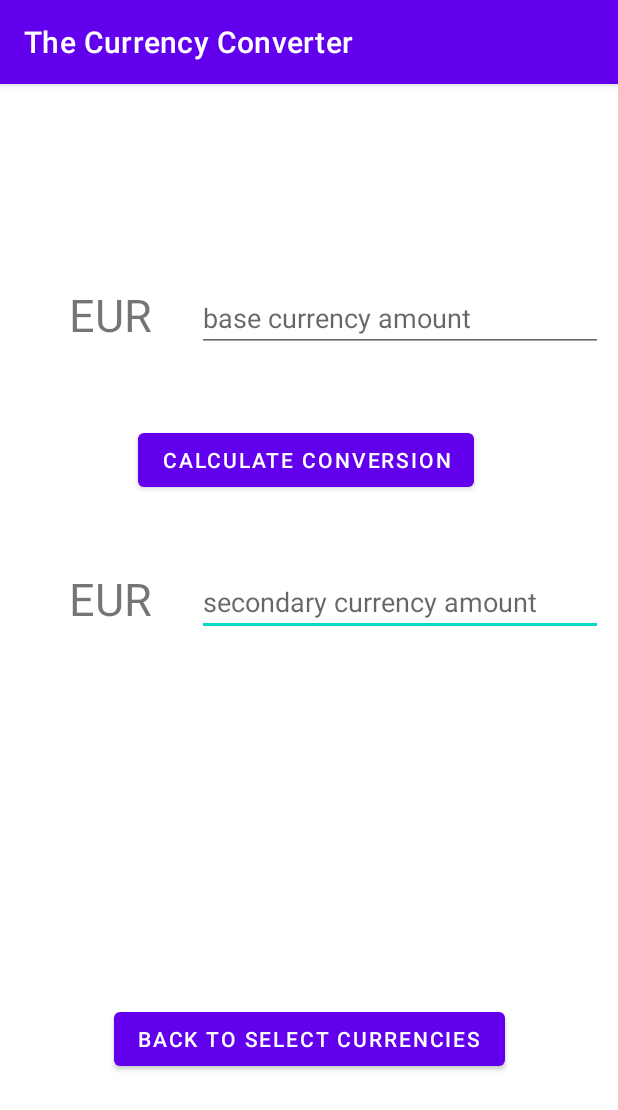
After one commit to jandrevl/CurrencyConverterApp, an Android app: the CurrencyCalculationActivity screen opened directly, with no data from a screen before it, on a phone screen of 412 x 824 dp. The commit adds this screen. Shown: the top 1110 px of the screen. Run offline under Robolectric (Android 15) with nearby library versions, the phone set to English and light mode, and no system bars; Roboto replaces fonts that are not available here.

Commit message:
Initial layout of Currency Calculation Activity complete. Implementing logic

```diff
--- a/app/src/main/AndroidManifest.xml
+++ b/app/src/main/AndroidManifest.xml
@@ -2,7 +2,8 @@
 <manifest xmlns:android="http://schemas.android.com/apk/res/android"
     xmlns:tools="http://schemas.android.com/tools"
     package="com.jandrevl.thecurrencyconverter">
-    <uses-permission android:name="android.permission.INTERNET"/>
+
+    <uses-permission android:name="android.permission.INTERNET" />
 
     <application
         android:allowBackup="true"
@@ -15,6 +16,9 @@
         android:theme="@style/Theme.TheCurrencyConverter"
         tools:targetApi="31">
         <activity
+            android:name=".CurrencyCalculationActivity"
+            android:exported="false" />
+        <activity
             android:name=".MainActivity"
             android:exported="true">
             <intent-filter>
@@ -23,6 +27,7 @@
                 <category android:name="android.intent.category.LAUNCHER" />
             </intent-filter>
         </activity>
+
         <meta-data
             android:name="preloaded_fonts"
             android:resource="@array/preloaded_fonts" />
--- /dev/null
+++ b/app/src/main/java/com/jandrevl/thecurrencyconverter/CurrencyCalculationActivity.java
@@ -0,0 +1,14 @@
+package com.jandrevl.thecurrencyconverter;
+
+import androidx.appcompat.app.AppCompatActivity;
+
+import android.os.Bundle;
+
+public class CurrencyCalculationActivity extends AppCompatActivity {
+
+    @Override
+    protected void onCreate(Bundle savedInstanceState) {
+        super.onCreate(savedInstanceState);
+        setContentView(R.layout.activity_currency_calculation);
+    }
+}
--- /dev/null
+++ b/app/src/main/res/layout/activity_currency_calculation.xml
@@ -0,0 +1,83 @@
+<?xml version="1.0" encoding="utf-8"?>
+<androidx.constraintlayout.widget.ConstraintLayout xmlns:android="http://schemas.android.com/apk/res/android"
+    xmlns:app="http://schemas.android.com/apk/res-auto"
+    xmlns:tools="http://schemas.android.com/tools"
+    android:layout_width="match_parent"
+    android:layout_height="match_parent"
+    tools:context=".CurrencyCalculationActivity">
+
+    <EditText
+        android:id="@+id/secondaryCurrencyEditText"
+        android:layout_width="0dp"
+        android:layout_height="wrap_content"
+        android:layout_marginStart="30dp"
+        android:layout_marginTop="48dp"
+        android:layout_marginEnd="10dp"
+        android:ems="10"
+        android:hint="secondary currency amount"
+        android:inputType="numberDecimal"
+        app:layout_constraintEnd_toEndOf="parent"
+        app:layout_constraintStart_toEndOf="@+id/secondaryCurrencyTextView"
+        app:layout_constraintTop_toBottomOf="@+id/conversionButton" />
+
+    <TextView
+        android:id="@+id/secondaryCurrencyTextView"
+        android:layout_width="wrap_content"
+        android:layout_height="wrap_content"
+        android:layout_marginStart="5dp"
+        android:layout_marginTop="48dp"
+        android:text="EUR"
+        android:textSize="30sp"
+        app:layout_constraintEnd_toEndOf="parent"
+        app:layout_constraintHorizontal_bias="0.116"
+        app:layout_constraintStart_toStartOf="parent"
+        app:layout_constraintTop_toBottomOf="@+id/conversionButton" />
+
+    <TextView
+        android:id="@+id/baseCurrencyTextView"
+        android:layout_width="wrap_content"
+        android:layout_height="wrap_content"
+        android:layout_marginStart="5dp"
+        android:layout_marginTop="133dp"
+        android:text="EUR"
+        android:textSize="30sp"
+        app:layout_constraintEnd_toEndOf="parent"
+        app:layout_constraintHorizontal_bias="0.116"
+        app:layout_constraintStart_toStartOf="parent"
+        app:layout_constraintTop_toTopOf="parent" />
+
+    <EditText
+        android:id="@+id/baseCurrencyEditText"
+        android:layout_width="0dp"
+        android:layout_height="wrap_content"
+        android:layout_marginStart="30dp"
+        android:layout_marginTop="133dp"
+        android:layout_marginEnd="10dp"
+        android:ems="10"
+        android:hint="base currency amount"
+        android:inputType="numberDecimal"
+        android:textSize="18sp"
+        app:layout_constraintEnd_toEndOf="parent"
+        app:layout_constraintStart_toEndOf="@+id/baseCurrencyTextView"
+        app:layout_constraintTop_toTopOf="parent" />
+
+    <Button
+        android:id="@+id/conversionButton"
+        android:layout_width="wrap_content"
+        android:layout_height="wrap_content"
+        android:layout_marginStart="92dp"
+        android:layout_marginTop="48dp"
+        android:text="Calculate Conversion"
+        app:layout_constraintStart_toStartOf="parent"
+        app:layout_constraintTop_toBottomOf="@+id/baseCurrencyEditText" />
+
+    <Button
+        android:id="@+id/backToMainButton"
+        android:layout_width="wrap_content"
+        android:layout_height="wrap_content"
+        android:layout_marginBottom="107dp"
+        android:text="Back to Select Currencies"
+        app:layout_constraintBottom_toBottomOf="parent"
+        app:layout_constraintEnd_toEndOf="parent"
+        app:layout_constraintStart_toStartOf="parent" />
+</androidx.constraintlayout.widget.ConstraintLayout>
--- a/app/src/main/res/layout/activity_main.xml
+++ b/app/src/main/res/layout/activity_main.xml
@@ -21,8 +21,9 @@
     <Spinner
         android:id="@+id/baseCurrencySpinner"
         android:layout_width="280dp"
-        android:layout_height="32dp"
+        android:layout_height="48dp"
         android:layout_marginTop="30dp"
+        android:contentDescription="EUR - Euro"
         app:layout_constraintEnd_toEndOf="parent"
         app:layout_constraintStart_toStartOf="parent"
         app:layout_constraintTop_toBottomOf="@+id/textView" />
@@ -43,8 +44,9 @@
     <Spinner
         android:id="@+id/currencySpinner"
         android:layout_width="280dp"
-        android:layout_height="32dp"
+        android:layout_height="48dp"
         android:layout_marginTop="30dp"
+        android:contentDescription="EUR - Euro"
         app:layout_constraintEnd_toEndOf="parent"
         app:layout_constraintHorizontal_bias="0.503"
         app:layout_constraintStart_toStartOf="parent"
```
